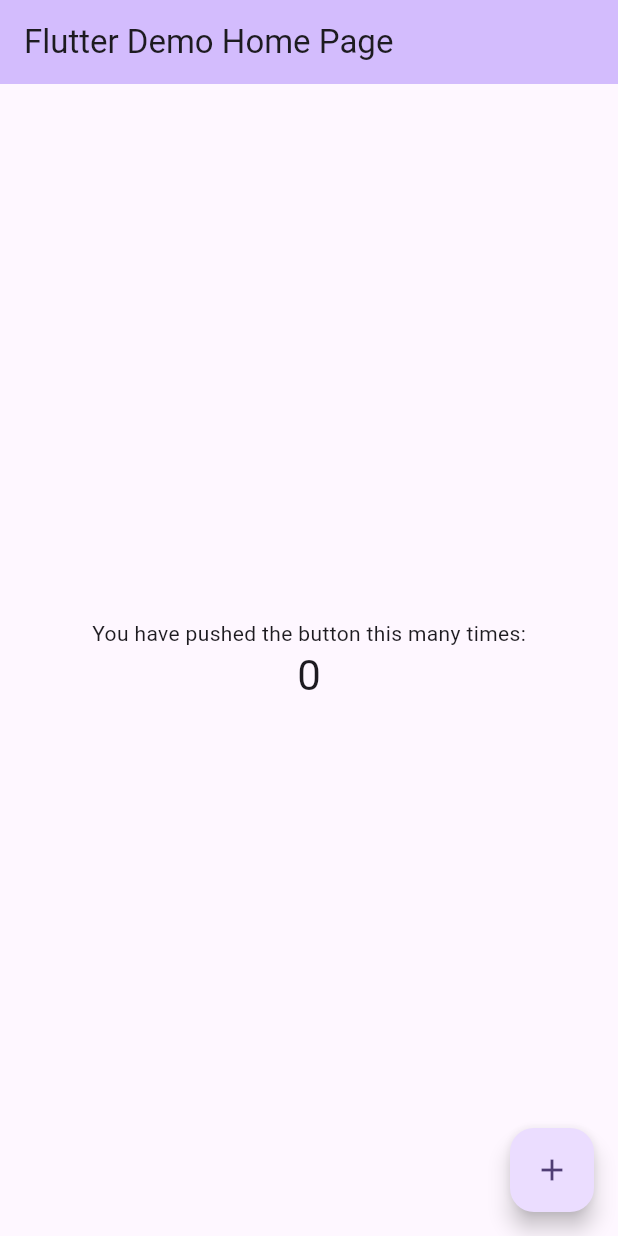
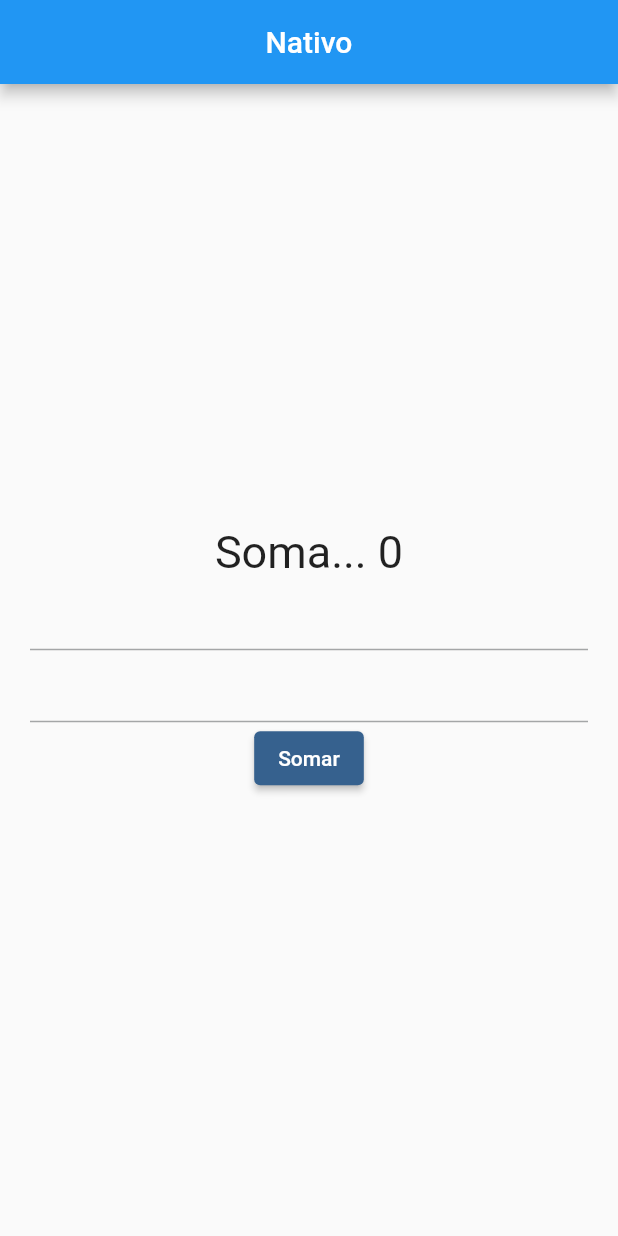
Before and after one commit to Joao-Kleber-Linhalis/Flutter_native_code, a Flutter app: the screen it shows after launch, on a phone screen of 412 x 824 dp. Run offline on Flutter 3.47's test engine with Material 3 defaults, Android fonts, the phone set to English and light mode, and no system bars.

Commit message:
Criação do metodo no flutter

```diff
--- a/lib/main.dart
+++ b/lib/main.dart
@@ -1,4 +1,5 @@
 import 'package:flutter/material.dart';
+import 'package:flutter/services.dart';
 
 void main() {
   runApp(const MyApp());
@@ -13,113 +14,94 @@ class MyApp extends StatelessWidget {
     return MaterialApp(
       title: 'Flutter Demo',
       theme: ThemeData(
-        // This is the theme of your application.
-        //
-        // TRY THIS: Try running your application with "flutter run". You'll see
-        // the application has a purple toolbar. Then, without quitting the app,
-        // try changing the seedColor in the colorScheme below to Colors.green
-        // and then invoke "hot reload" (save your changes or press the "hot
-        // reload" button in a Flutter-supported IDE, or press "r" if you used
-        // the command line to start the app).
-        //
-        // Notice that the counter didn't reset back to zero; the application
-        // state is not lost during the reload. To reset the state, use hot
-        // restart instead.
-        //
-        // This works for code too, not just values: Most code changes can be
-        // tested with just a hot reload.
-        colorScheme: ColorScheme.fromSeed(seedColor: Colors.deepPurple),
-        useMaterial3: true,
+        colorScheme: ColorScheme.fromSeed(seedColor: Colors.blue),
+        useMaterial3: false,
+        visualDensity: VisualDensity.adaptivePlatformDensity,
       ),
-      home: const MyHomePage(title: 'Flutter Demo Home Page'),
+      home: const MyHomePage(),
     );
   }
 }
 
 class MyHomePage extends StatefulWidget {
-  const MyHomePage({super.key, required this.title});
-
-  // This widget is the home page of your application. It is stateful, meaning
-  // that it has a State object (defined below) that contains fields that affect
-  // how it looks.
-
-  // This class is the configuration for the state. It holds the values (in this
-  // case the title) provided by the parent (in this case the App widget) and
-  // used by the build method of the State. Fields in a Widget subclass are
-  // always marked "final".
-
-  final String title;
+  const MyHomePage({super.key});
 
   @override
   State<MyHomePage> createState() => _MyHomePageState();
 }
 
 class _MyHomePageState extends State<MyHomePage> {
-  int _counter = 0;
+  int _sum = 0;
+  int _a = 0;
+  int _b = 0;
 
-  void _incrementCounter() {
+  Future<void> _calcSum() async {
+    const channel = MethodChannel('jk/nativo');
+
+    try {
+      final sum = await channel.invokeMethod('calcSum', {
+        "a": _a,
+        "b": _b,
+      });
+      setState(() {
+        _sum = sum;
+      });
+    } on PlatformException {
+      setState(() {
+        _sum = 0;
+      });
+    }
+
     setState(() {
-      // This call to setState tells the Flutter framework that something has
-      // changed in this State, which causes it to rerun the build method below
-      // so that the display can reflect the updated values. If we changed
-      // _counter without calling setState(), then the build method would not be
-      // called again, and so nothing would appear to happen.
-      _counter++;
+      _sum = _a + _b;
     });
   }
 
   @override
   Widget build(BuildContext context) {
-    // This method is rerun every time setState is called, for instance as done
-    // by the _incrementCounter method above.
-    //
-    // The Flutter framework has been optimized to make rerunning build methods
-    // fast, so that you can just rebuild anything that needs updating rather
-    // than having to individually change instances of widgets.
     return Scaffold(
       appBar: AppBar(
-        // TRY THIS: Try changing the color here to a specific color (to
-        // Colors.amber, perhaps?) and trigger a hot reload to see the AppBar
-        // change color while the other colors stay the same.
-        backgroundColor: Theme.of(context).colorScheme.inversePrimary,
-        // Here we take the value from the MyHomePage object that was created by
-        // the App.build method, and use it to set our appbar title.
-        title: Text(widget.title),
+        backgroundColor: Colors.blue,
+        title: Text('Nativo'),
+        centerTitle: true,
       ),
       body: Center(
-        // Center is a layout widget. It takes a single child and positions it
-        // in the middle of the parent.
-        child: Column(
-          // Column is also a layout widget. It takes a list of children and
-          // arranges them vertically. By default, it sizes itself to fit its
-          // children horizontally, and tries to be as tall as its parent.
-          //
-          // Column has various properties to control how it sizes itself and
-          // how it positions its children. Here we use mainAxisAlignment to
-          // center the children vertically; the main axis here is the vertical
-          // axis because Columns are vertical (the cross axis would be
-          // horizontal).
-          //
-          // TRY THIS: Invoke "debug painting" (choose the "Toggle Debug Paint"
-          // action in the IDE, or press "p" in the console), to see the
-          // wireframe for each widget.
-          mainAxisAlignment: MainAxisAlignment.center,
-          children: <Widget>[
-            const Text(
-              'You have pushed the button this many times:',
-            ),
-            Text(
-              '$_counter',
-              style: Theme.of(context).textTheme.headlineMedium,
-            ),
-          ],
+        child: Padding(
+          padding: EdgeInsets.all(20),
+          child: Column(
+            mainAxisAlignment: MainAxisAlignment.center,
+            children: [
+              Text(
+                'Soma... $_sum',
+                style: TextStyle(
+                  fontSize: 30,
+                ),
+              ),
+              TextField(
+                keyboardType: TextInputType.number,
+                onChanged: (value) {
+                  setState(() {
+                    _a = int.tryParse(value) ?? 0;
+                  });
+                },
+              ),
+              TextField(
+                keyboardType: TextInputType.number,
+                onChanged: (value) {
+                  setState(() {
+                    _b = int.tryParse(value) ?? 0;
+                  });
+                },
+              ),
+              ElevatedButton(
+                onPressed: _calcSum,
+                child: Text("Somar"),
+              ),
+            ],
+          ),
         ),
       ),
-      floatingActionButton: FloatingActionButton(
-        onPressed: _incrementCounter,
-        tooltip: 'Increment',
-        child: const Icon(Icons.add),
-      ), // This trailing comma makes auto-formatting nicer for build methods.
+      // This trailing comma makes auto-formatting nicer for build methods.
     );
   }
 }
```
Also changed, not shown: 1 other file.
